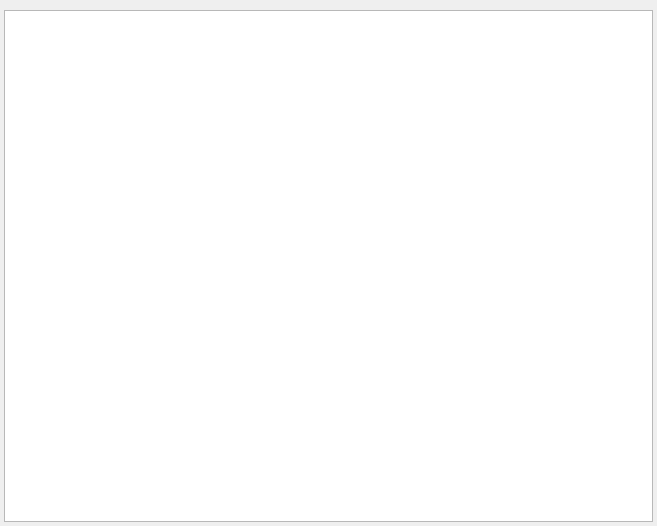
Qt form src/mainview.ui (fontmatrix/fontmatrix) before a commit.
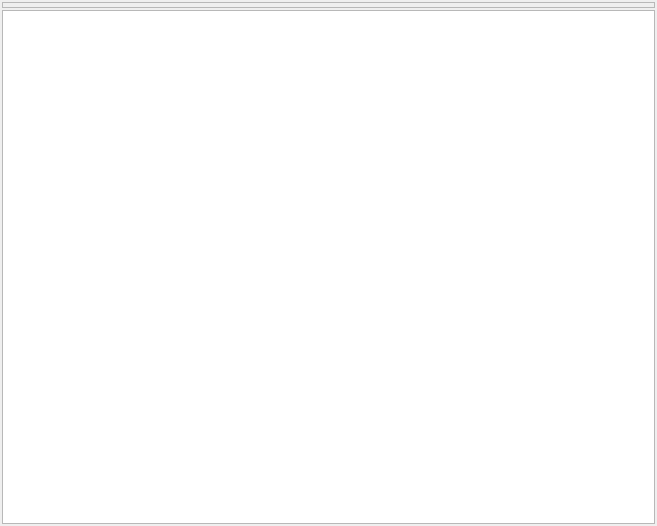
The same form after that commit. Custom widgets are drawn as their Qt base class.

Commit message: Put all toolbar in frames and a couple of adjustments for Mac style

What changed in the file:
```diff
--- a/src/mainview.ui
+++ b/src/mainview.ui
@@ -33,16 +33,32 @@
       <number>0</number>
      </property>
      <widget class="QWidget" name="pageList">
+      <layout class="QGridLayout" name="gridLayout_3">
+       <property name="verticalSpacing">
+        <number>2</number>
+       </property>
+       <property name="margin">
+        <number>0</number>
+       </property>
+       <item row="0" column="0">
+        <widget class="QFrame" name="frame">
+         <property name="frameShape">
+          <enum>QFrame::StyledPanel</enum>
+         </property>
+         <property name="frameShadow">
+          <enum>QFrame::Raised</enum>
+         </property>
       <layout class="QGridLayout" name="gridLayout_2">
        <property name="margin">
         <number>2</number>
        </property>
        <item row="0" column="0">
-        <layout class="QVBoxLayout" name="verticalLayout_2">
-         <item>
           <widget class="FilterBar" name="filterBar" native="true"/>
          </item>
-         <item>
+         </layout>
+        </widget>
+       </item>
+       <item row="1" column="0">
           <widget class="FMPreviewView" name="listView">
            <property name="resizeMode">
             <enum>QListView::Adjust</enum>
@@ -53,8 +69,6 @@
           </widget>
          </item>
         </layout>
-       </item>
-      </layout>
      </widget>
      <widget class="QWidget" name="pageFamily">
       <layout class="QGridLayout" name="gridLayout_14">
```
Left out of the diff: 4 changed lines with no effect on the pictures. Lines whose indentation alone changed are shown as unchanged. The commit also changes 9 other files.
